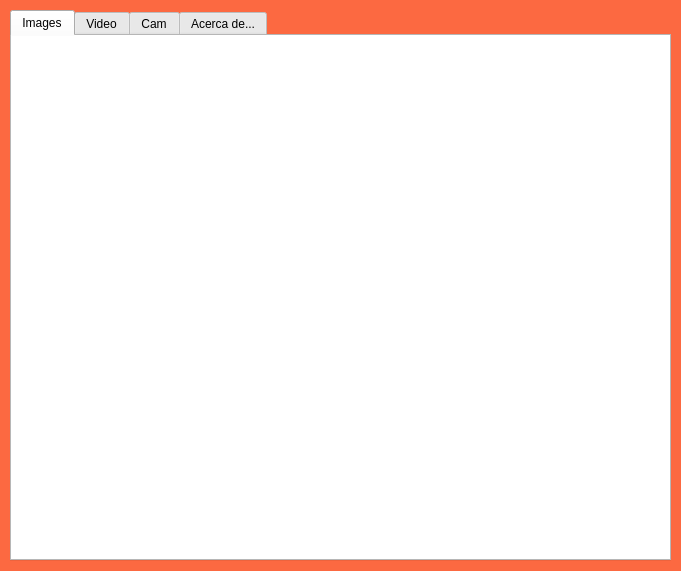
Before: the Qt Designer form gui_2/main.ui in Hiidekii/HoN-HappyOrNot-, drawn with Qt 5.
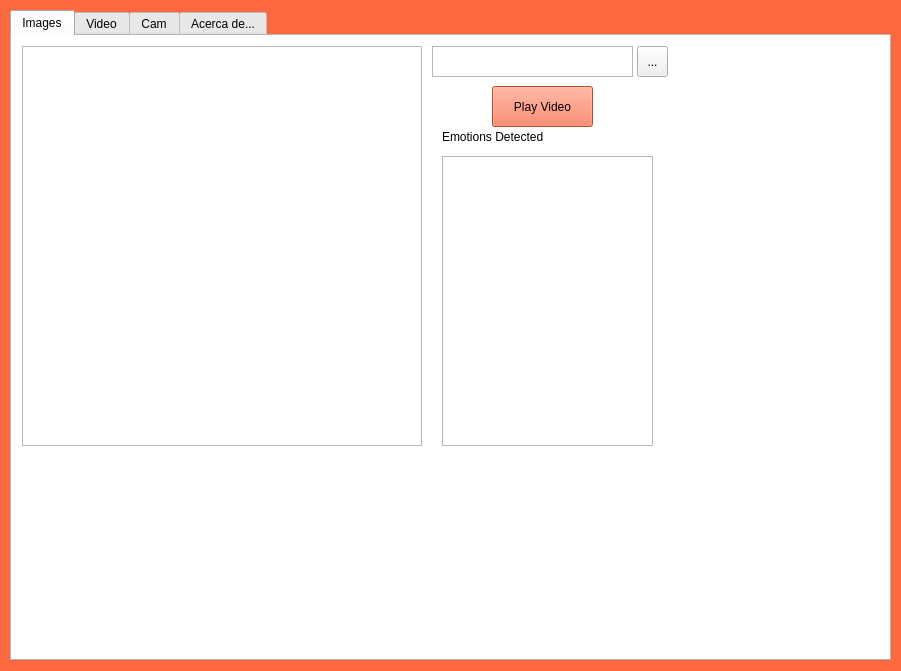
After: the same form once the commit is applied. The open tabs and pages were chosen to show the change.

```diff
--- a/gui_2/main.ui
+++ b/gui_2/main.ui
@@ -6,14 +6,20 @@
    <rect>
     <x>0</x>
     <y>0</y>
-    <width>681</width>
-    <height>571</height>
+    <width>901</width>
+    <height>671</height>
    </rect>
   </property>
   <property name="minimumSize">
    <size>
-    <width>0</width>
-    <height>0</height>
+    <width>901</width>
+    <height>671</height>
+   </size>
+  </property>
+  <property name="maximumSize">
+   <size>
+    <width>901</width>
+    <height>671</height>
    </size>
   </property>
   <property name="windowTitle">
@@ -27,17 +33,43 @@
 	background-color : #FC6941
 }
 
-</string>
+.QPushButton{
+	background-color: #FC6941
+}
+.TtabWidget{
+background-color: #FFFFFF
+}</string>
   </property>
   <widget class="QTabWidget" name="tabWidget">
    <property name="geometry">
     <rect>
      <x>10</x>
      <y>10</y>
-     <width>661</width>
-     <height>551</height>
+     <width>881</width>
+     <height>651</height>
     </rect>
    </property>
+   <property name="minimumSize">
+    <size>
+     <width>881</width>
+     <height>651</height>
+    </size>
+   </property>
+   <property name="maximumSize">
+    <size>
+     <width>881</width>
+     <height>651</height>
+    </size>
+   </property>
+   <property name="cursor">
+    <cursorShape>ArrowCursor</cursorShape>
+   </property>
+   <property name="layoutDirection">
+    <enum>Qt::LeftToRight</enum>
+   </property>
+   <property name="autoFillBackground">
+    <bool>false</bool>
+   </property>
    <property name="styleSheet">
     <string notr="true">#tabWidget{
 background-color: #FFFFFF
@@ -65,9 +97,111 @@
     <property name="toolTip">
      <string extracomment="check your fotos"/>
     </property>
+    <property name="layoutDirection">
+     <enum>Qt::LeftToRight</enum>
+    </property>
     <attribute name="title">
      <string>Images</string>
     </attribute>
+    <widget class="QLabel" name="image_thread">
+     <property name="geometry">
+      <rect>
+       <x>10</x>
+       <y>10</y>
+       <width>400</width>
+       <height>400</height>
+      </rect>
+     </property>
+     <property name="minimumSize">
+      <size>
+       <width>400</width>
+       <height>400</height>
+      </size>
+     </property>
+     <property name="maximumSize">
+      <size>
+       <width>400</width>
+       <height>400</height>
+      </size>
+     </property>
+     <property name="frameShape">
+      <enum>QFrame::StyledPanel</enum>
+     </property>
+     <property name="text">
+      <string/>
+     </property>
+    </widget>
+    <widget class="QToolButton" name="toolButton_image">
+     <property name="geometry">
+      <rect>
+       <x>625</x>
+       <y>10</y>
+       <width>31</width>
+       <height>31</height>
+      </rect>
+     </property>
+     <property name="text">
+      <string>...</string>
+     </property>
+    </widget>
+    <widget class="QTextEdit" name="emotions_image_reg">
+     <property name="geometry">
+      <rect>
+       <x>430</x>
+       <y>120</y>
+       <width>211</width>
+       <height>290</height>
+      </rect>
+     </property>
+     <property name="minimumSize">
+      <size>
+       <width>211</width>
+       <height>290</height>
+      </size>
+     </property>
+     <property name="maximumSize">
+      <size>
+       <width>211</width>
+       <height>290</height>
+      </size>
+     </property>
+    </widget>
+    <widget class="QPushButton" name="load_image_button">
+     <property name="geometry">
+      <rect>
+       <x>480</x>
+       <y>50</y>
+       <width>101</width>
+       <height>41</height>
+      </rect>
+     </property>
+     <property name="text">
+      <string>Play Video</string>
+     </property>
+    </widget>
+    <widget class="QTextEdit" name="image_path">
+     <property name="geometry">
+      <rect>
+       <x>420</x>
+       <y>10</y>
+       <width>201</width>
+       <height>31</height>
+      </rect>
+     </property>
+    </widget>
+    <widget class="QLabel" name="labelimage">
+     <property name="geometry">
+      <rect>
+       <x>430</x>
+       <y>90</y>
+       <width>151</width>
+       <height>21</height>
+      </rect>
+     </property>
+     <property name="text">
+      <string>Emotions Detected</string>
+     </property>
+    </widget>
    </widget>
    <widget class="QWidget" name="video_tab">
     <attribute name="title">
```
Left out of the diff: 63 changed lines with no effect on the pictures.
